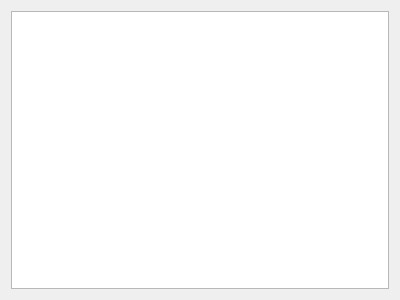
This is PartzDB/src/quilog.ui in veeman/PartzDB as Qt 5 draws it before an edit. The edited form follows.
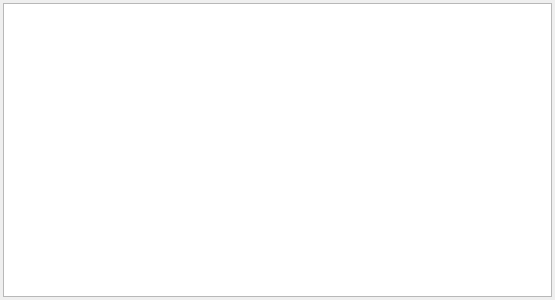
This is the edited form. Custom widgets are drawn as their Qt base class.

Diff of the .ui file:
```diff
--- a/PartzDB/src/quilog.ui
+++ b/PartzDB/src/quilog.ui
@@ -6,7 +6,7 @@
    <rect>
     <x>0</x>
     <y>0</y>
-    <width>400</width>
+    <width>555</width>
     <height>300</height>
    </rect>
   </property>
@@ -14,12 +14,31 @@
    <string>QUiLog</string>
   </property>
   <layout class="QHBoxLayout" name="horizontalLayout">
+   <property name="leftMargin">
+    <number>3</number>
+   </property>
+   <property name="topMargin">
+    <number>3</number>
+   </property>
+   <property name="rightMargin">
+    <number>3</number>
+   </property>
+   <property name="bottomMargin">
+    <number>3</number>
+   </property>
    <item>
     <widget class="QListView" name="listView"/>
    </item>
   </layout>
  </widget>
  <layoutdefault spacing="6" margin="11"/>
+ <customwidgets>
+  <customwidget>
+   <class>QLoggerView</class>
+   <extends>QListView</extends>
+   <header location="global">qloggerview.h</header>
+  </customwidget>
+ </customwidgets>
  <resources/>
  <connections/>
 </ui>
```
Left out of the diff: 2 changed lines with no effect on the pictures.
